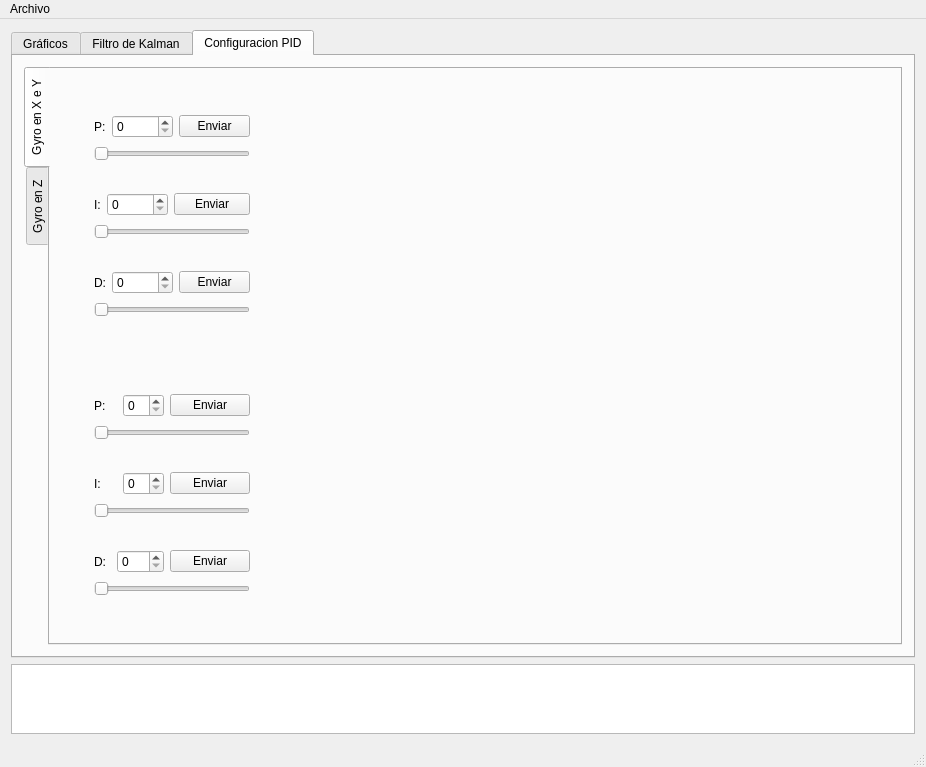
This is qDebugger/mainwindow.ui in lcasassa/Quadrotor-UTFSM as Qt 5 draws it before an edit. The edited form follows.
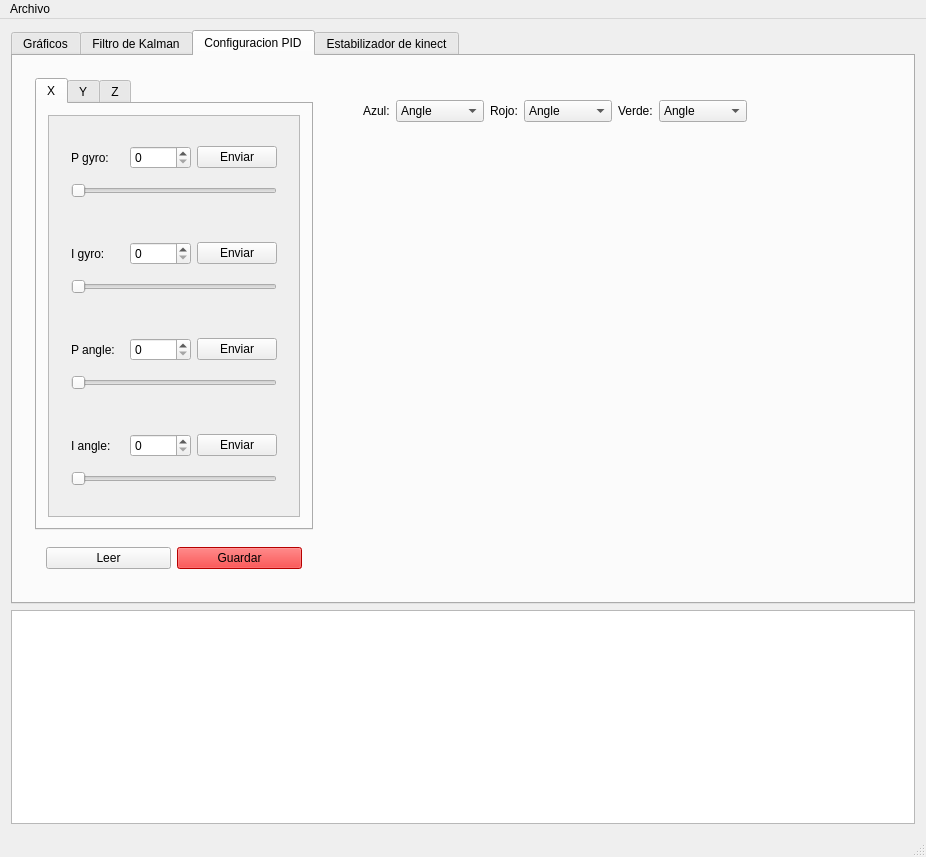
This is the edited form. The open tabs and pages were chosen to show the change. Custom widgets are drawn as their Qt base class.

Commit message: Gyro futaba works and there is a change in how we do the control. Now There are two PI insted of one PD. TODO: the other pid.

What changed in the file:
```diff
--- a/qDebugger/mainwindow.ui
+++ b/qDebugger/mainwindow.ui
@@ -7,7 +7,7 @@
     <x>0</x>
     <y>0</y>
     <width>926</width>
-    <height>765</height>
+    <height>857</height>
    </rect>
   </property>
   <property name="windowTitle">
@@ -271,36 +271,51 @@
        <attribute name="title">
         <string>Configuracion PID</string>
        </attribute>
+       <layout class="QHBoxLayout" name="horizontalLayout_6">
+        <item>
+         <widget class="QWidget" name="widget_14" native="true">
+          <property name="maximumSize">
+           <size>
+            <width>300</width>
+            <height>16777215</height>
+           </size>
+          </property>
        <layout class="QVBoxLayout" name="verticalLayout_9">
         <item>
          <widget class="QTabWidget" name="tabWidget_2">
           <property name="tabPosition">
-           <enum>QTabWidget::West</enum>
+              <enum>QTabWidget::North</enum>
           </property>
           <property name="currentIndex">
-           <number>0</number>
+              <number>1</number>
           </property>
           <widget class="QWidget" name="tab_4">
            <attribute name="title">
-            <string>Gyro en X e Y</string>
+               <string>X</string>
            </attribute>
            <layout class="QVBoxLayout" name="verticalLayout_10">
             <item>
-             <widget class="QWidget" name="widget_12" native="true">
-              <layout class="QHBoxLayout" name="horizontalLayout_4">
-               <item>
-                <widget class="QWidget" name="widget_11" native="true">
-                 <property name="minimumSize">
-                  <size>
-                   <width>0</width>
-                   <height>250</height>
-                  </size>
-                 </property>
+                <widget class="QScrollArea" name="scrollArea">
                  <property name="maximumSize">
                   <size>
-                   <width>200</width>
-                   <height>250</height>
+                   <width>16777215</width>
+                   <height>16777215</height>
                   </size>
+                 </property>
+                 <property name="horizontalScrollBarPolicy">
+                  <enum>Qt::ScrollBarAlwaysOff</enum>
+                 </property>
+                 <property name="widgetResizable">
+                  <bool>true</bool>
+                 </property>
+                 <widget class="QWidget" name="scrollAreaWidgetContents">
+                  <property name="geometry">
+                   <rect>
+                    <x>0</x>
+                    <y>0</y>
+                    <width>258</width>
+                    <height>390</height>
+                   </rect>
                  </property>
                  <layout class="QVBoxLayout" name="verticalLayout_6">
                   <item>
@@ -309,19 +324,19 @@
                      <item row="3" column="0">
                       <widget class="QLabel" name="label_5">
                        <property name="text">
-                        <string>P:</string>
+                         <string>P gyro:</string>
                        </property>
                       </widget>
                      </item>
                      <item row="3" column="2">
-                      <widget class="QPushButton" name="pushButton_X_P">
+                       <widget class="QPushButton" name="pushButton_X_PG">
                        <property name="text">
                         <string>Enviar</string>
                        </property>
                       </widget>
                      </item>
                      <item row="4" column="0" colspan="3">
-                      <widget class="QSlider" name="horizontalSlider_X_P">
+                       <widget class="QSlider" name="horizontalSlider_X_PG">
                        <property name="maximum">
                         <number>10000</number>
                        </property>
@@ -337,7 +352,7 @@
                       </widget>
                      </item>
                      <item row="3" column="1">
-                      <widget class="QSpinBox" name="spinBox_X_P">
+                       <widget class="QSpinBox" name="spinBox_X_PG">
                        <property name="maximum">
                         <number>10000</number>
                        </property>
@@ -349,65 +364,25 @@
                     </layout>
                    </widget>
                   </item>
-                  <item>
-                   <widget class="QWidget" name="widget_7" native="true">
-                    <layout class="QGridLayout" name="gridLayout_2">
-                     <item row="0" column="0">
-                      <widget class="QLabel" name="label_6">
-                       <property name="text">
-                        <string>I:</string>
-                       </property>
-                      </widget>
-                     </item>
-                     <item row="1" column="0" colspan="3">
-                      <widget class="QSlider" name="horizontalSlider_X_I">
-                       <property name="maximum">
-                        <number>10000</number>
-                       </property>
-                       <property name="pageStep">
-                        <number>100</number>
-                       </property>
-                       <property name="orientation">
-                        <enum>Qt::Horizontal</enum>
-                       </property>
-                      </widget>
-                     </item>
-                     <item row="0" column="1">
-                      <widget class="QSpinBox" name="spinBox_X_I">
-                       <property name="maximum">
-                        <number>10000</number>
-                       </property>
-                      </widget>
-                     </item>
-                     <item row="0" column="2">
-                      <widget class="QPushButton" name="pushButton_X_I">
-                       <property name="text">
-                        <string>Enviar</string>
-                       </property>
-                      </widget>
-                     </item>
-                    </layout>
-                   </widget>
-                  </item>
                   <item>
                    <widget class="QWidget" name="widget_10" native="true">
                     <layout class="QGridLayout" name="gridLayout_3">
                      <item row="0" column="0">
                       <widget class="QLabel" name="label_8">
                        <property name="text">
-                        <string>D:</string>
+                         <string>I gyro:</string>
                        </property>
                       </widget>
                      </item>
                      <item row="0" column="2">
-                      <widget class="QPushButton" name="pushButton_X_D">
+                       <widget class="QPushButton" name="pushButton_X_IG">
                        <property name="text">
                         <string>Enviar</string>
                        </property>
                       </widget>
                      </item>
                      <item row="1" column="0" colspan="3">
-                      <widget class="QSlider" name="horizontalSlider_X_D">
+                       <widget class="QSlider" name="horizontalSlider_X_IG">
                        <property name="maximum">
                         <number>10000</number>
                        </property>
@@ -423,7 +398,7 @@
                       </widget>
                      </item>
                      <item row="0" column="1">
-                      <widget class="QSpinBox" name="spinBox_X_D">
+                       <widget class="QSpinBox" name="spinBox_X_IG">
                        <property name="maximum">
                         <number>10000</number>
                        </property>
@@ -435,31 +410,125 @@
                     </layout>
                    </widget>
                   </item>
+                   <item>
+                    <widget class="QWidget" name="widget_7" native="true">
+                     <layout class="QGridLayout" name="gridLayout_2">
+                      <item row="0" column="0">
+                       <widget class="QLabel" name="label_6">
+                        <property name="text">
+                         <string>P angle:</string>
+                        </property>
+                       </widget>
+                      </item>
+                      <item row="1" column="0" colspan="3">
+                       <widget class="QSlider" name="horizontalSlider_X_PA">
+                        <property name="maximum">
+                         <number>10000</number>
+                        </property>
+                        <property name="pageStep">
+                         <number>100</number>
+                        </property>
+                        <property name="orientation">
+                         <enum>Qt::Horizontal</enum>
+                        </property>
+                       </widget>
+                      </item>
+                      <item row="0" column="1">
+                       <widget class="QSpinBox" name="spinBox_X_PA">
+                        <property name="maximum">
+                         <number>10000</number>
+                        </property>
+                       </widget>
+                      </item>
+                      <item row="0" column="2">
+                       <widget class="QPushButton" name="pushButton_X_PA">
+                        <property name="text">
+                         <string>Enviar</string>
+                        </property>
+                       </widget>
+                      </item>
                  </layout>
                 </widget>
                </item>
                <item>
-                <widget class="Plot" name="widget_plot_X_PID" native="true"/>
-               </item>
+                    <widget class="QWidget" name="widget_25" native="true">
+                     <layout class="QGridLayout" name="gridLayout_11">
+                      <item row="0" column="0">
+                       <widget class="QLabel" name="label_26">
+                        <property name="text">
+                         <string>I angle:</string>
+                        </property>
+                       </widget>
+                      </item>
+                      <item row="0" column="2">
+                       <widget class="QPushButton" name="pushButton_X_IA">
+                        <property name="text">
+                         <string>Enviar</string>
+                        </property>
+                       </widget>
+                      </item>
+                      <item row="1" column="0" colspan="3">
+                       <widget class="QSlider" name="horizontalSlider_X_IA">
+                        <property name="maximum">
+                         <number>10000</number>
+                        </property>
+                        <property name="pageStep">
+                         <number>100</number>
+                        </property>
+                        <property name="value">
+                         <number>0</number>
+                        </property>
+                        <property name="orientation">
+                         <enum>Qt::Horizontal</enum>
+                        </property>
+                       </widget>
+                      </item>
+                      <item row="0" column="1">
+                       <widget class="QSpinBox" name="spinBox_X_IA">
+                        <property name="maximum">
+                         <number>10000</number>
+                        </property>
+                        <property name="value">
+                         <number>0</number>
+                        </property>
+                       </widget>
+                      </item>
               </layout>
              </widget>
             </item>
+                  </layout>
+                 </widget>
+                </widget>
+               </item>
+              </layout>
+             </widget>
+             <widget class="QWidget" name="tab_7">
+              <attribute name="title">
+               <string>Y</string>
+              </attribute>
+              <layout class="QVBoxLayout" name="verticalLayout_14">
             <item>
-             <widget class="QWidget" name="widget_13" native="true">
-              <layout class="QHBoxLayout" name="horizontalLayout_5">
-               <item>
-                <widget class="QWidget" name="widget_14" native="true">
-                 <property name="minimumSize">
-                  <size>
-                   <width>0</width>
-                   <height>250</height>
-                  </size>
-                 </property>
+                <widget class="QScrollArea" name="scrollArea_2">
                  <property name="maximumSize">
                   <size>
-                   <width>200</width>
-                   <height>250</height>
+                   <width>16777215</width>
+                   <height>16777215</height>
                   </size>
+                 </property>
+                 <property name="horizontalScrollBarPolicy">
+                  <enum>Qt::ScrollBarAlwaysOff</enum>
+                 </property>
+                 <property name="widgetResizable">
+                  <bool>true</bool>
+                 </property>
+                 <widget class="QWidget" name="scrollAreaWidgetContents_2">
+                  <property name="geometry">
+                   <rect>
+                    <x>0</x>
+                    <y>0</y>
+                    <width>258</width>
+                    <height>390</height>
+                   </rect>
                  </property>
                  <layout class="QVBoxLayout" name="verticalLayout_8">
                   <item>
@@ -468,19 +537,25 @@
                      <item row="0" column="0">
                       <widget class="QLabel" name="label_10">
                        <property name="text">
-                        <string>P:</string>
+                         <string>P gyro:</string>
                        </property>
                       </widget>
                      </item>
                      <item row="0" column="2">
-                      <widget class="QPushButton" name="pushButton_Y_P">
+                       <widget class="QPushButton" name="pushButton_Y_PG">
                        <property name="text">
                         <string>Enviar</string>
                        </property>
                       </widget>
                      </item>
                      <item row="1" column="0" colspan="3">
-                      <widget class="QSlider" name="horizontalSlider_Y_P">
+                       <widget class="QSlider" name="horizontalSlider_Y_PG">
+                        <property name="maximum">
+                         <number>10000</number>
+                        </property>
+                        <property name="pageStep">
+                         <number>100</number>
+                        </property>
                        <property name="value">
                         <number>0</number>
                        </property>
@@ -490,7 +565,10 @@
                       </widget>
                      </item>
                      <item row="0" column="1">
-                      <widget class="QSpinBox" name="spinBox_Y_P">
+                       <widget class="QSpinBox" name="spinBox_Y_PG">
+                        <property name="maximum">
+                         <number>10000</number>
+                        </property>
                        <property name="value">
                         <number>0</number>
                        </property>
@@ -499,58 +577,31 @@
                     </layout>
                    </widget>
                   </item>
-                  <item>
-                   <widget class="QWidget" name="widget_16" native="true">
-                    <layout class="QGridLayout" name="gridLayout_5">
-                     <item row="0" column="0">
-                      <widget class="QLabel" name="label_11">
-                       <property name="text">
-                        <string>I:</string>
-                       </property>
-                      </widget>
-                     </item>
-                     <item row="0" column="2">
-                      <widget class="QPushButton" name="pushButton_Y_I">
-                       <property name="text">
-                        <string>Enviar</string>
-                       </property>
-                      </widget>
-                     </item>
-                     <item row="1" column="0" colspan="3">
-                      <widget class="QSlider" name="horizontalSlider_Y_I">
-                       <property name="orientation">
-                        <enum>Qt::Horizontal</enum>
-                       </property>
-                      </widget>
-                     </item>
-                     <item row="0" column="1">
-                      <widget class="QSpinBox" name="spinBox_Y_I"/>
-                     </item>
-                    </layout>
-                   </widget>
-                  </item>
                   <item>
                    <widget class="QWidget" name="widget_17" native="true">
                     <layout class="QGridLayout" name="gridLayout_6">
                      <item row="0" column="0">
                       <widget class="QLabel" name="label_12">
                        <property name="text">
-                        <string>D:</string>
+                         <string>I gyro:</string>
                        </property>
                       </widget>
                      </item>
                      <item row="0" column="2">
-                      <widget class="QPushButton" name="pushButton_Y_D">
+                       <widget class="QPushButton" name="pushButton_Y_IG">
                        <property name="text">
                         <string>Enviar</string>
                        </property>
                       </widget>
                      </item>
                      <item row="1" column="0" colspan="3">
-                      <widget class="QSlider" name="horizontalSlider_Y_D">
+                       <widget class="QSlider" name="horizontalSlider_Y_IG">
                        <property name="maximum">
-                        <number>299</number>
-                       </property>
+                         <number>10000</number>
+                        </property>
+                        <property name="pageStep">
+                         <number>100</number>
+                        </property>
                        <property name="value">
                         <number>0</number>
                        </property>
@@ -560,9 +611,9 @@
                       </widget>
                      </item>
                      <item row="0" column="1">
-                      <widget class="QSpinBox" name="spinBox_Y_D">
+                       <widget class="QSpinBox" name="spinBox_Y_IG">
                        <property name="maximum">
-                        <number>299</number>
+                         <number>10000</number>
                        </property>
                        <property name="value">
                         <number>0</number>
@@ -572,40 +623,115 @@
                     </layout>
                    </widget>
                   </item>
+                   <item>
+                    <widget class="QWidget" name="widget_16" native="true">
+                     <layout class="QGridLayout" name="gridLayout_5">
+                      <item row="0" column="0">
+                       <widget class="QLabel" name="label_11">
+                        <property name="text">
+                         <string>P angle:</string>
+                        </property>
+                       </widget>
+                      </item>
+                      <item row="0" column="2">
+                       <widget class="QPushButton" name="pushButton_Y_PA">
+                        <property name="text">
+                         <string>Enviar</string>
+                        </property>
+                       </widget>
+                      </item>
+                      <item row="1" column="0" colspan="3">
+                       <widget class="QSlider" name="horizontalSlider_Y_PA">
+                        <property name="maximum">
+                         <number>10000</number>
+                        </property>
+                        <property name="pageStep">
+                         <number>100</number>
+                        </property>
+                        <property name="orientation">
+                         <enum>Qt::Horizontal</enum>
+                        </property>
+                       </widget>
+                      </item>
+                      <item row="0" column="1">
+                       <widget class="QSpinBox" name="spinBox_Y_PA">
+                        <property name="maximum">
+                         <number>10000</number>
+                        </property>
+                       </widget>
+                      </item>
                  </layout>
                 </widget>
                </item>
                <item>
-                <widget class="Plot" name="widget_plot_Y_PID" native="true"/>
-               </item>
-              </layout>
+                    <widget class="QWidget" name="widget_26" native="true">
+                     <layout class="QGridLayout" name="gridLayout_12">
+                      <item row="0" column="0">
+                       <widget class="QLabel" name="label_27">
+                        <property name="text">
+                         <string>I angle:</string>
+                        </property>
+                       </widget>
+                      </item>
+                      <item row="0" column="2">
+                       <widget class="QPushButton" name="pushButton_Y_IA">
+                        <property name="text">
+                         <string>Enviar</string>
+                        </property>
+                       </widget>
+                      </item>
+                      <item row="1" column="0" colspan="3">
+                       <widget class="QSlider" name="horizontalSlider_Y_IA">
+                        <property name="maximum">
+                         <number>10000</number>
+                        </property>
+                        <property name="pageStep">
+                         <number>100</number>
+                        </property>
+                        <property name="value">
+                         <number>0</number>
+                        </property>
+                        <property name="orientation">
+                         <enum>Qt::Horizontal</enum>
+                        </property>
+                       </widget>
+                      </item>
+                      <item row="0" column="1">
+                       <widget class="QSpinBox" name="spinBox_Y_IA">
+                        <property name="maximum">
+                         <number>10000</number>
+                        </property>
+                        <property name="value">
+                         <number>0</number>
+                        </property>
+                       </widget>
+                      </item>
+                     </layout>
+                    </widget>
+                   </item>
+                  </layout>
+                 </widget>
              </widget>
             </item>
            </layout>
           </widget>
           <widget class="QWidget" name="tab_5">
            <attribute name="title">
-            <string>Gyro en Z</string>
-           </attribute>
+               <string>Z</string>
+              </attribute>
+              <layout class="QVBoxLayout" name="verticalLayout_13">
+               <item>
            <widget class="QWidget" name="widget_18" native="true">
-            <property name="geometry">
-             <rect>
-              <x>40</x>
-              <y>40</y>
-              <width>200</width>
-              <height>250</height>
-             </rect>
-            </property>
             <property name="minimumSize">
              <size>
               <width>0</width>
-              <height>250</height>
+                   <height>0</height>
              </size>
             </property>
             <property name="maximumSize">
              <size>
-              <width>200</width>
-              <height>250</height>
+                   <width>16777215</width>
+                   <height>16777215</height>
              </size>
             </property>
             <layout class="QVBoxLayout" name="verticalLayout_11">
@@ -708,15 +834,23 @@
              </item>
             </layout>
            </widget>
+               </item>
+              </layout>
+             </widget>
+            </widget>
+           </item>
+           <item>
+            <widget class="QWidget" name="widget_24" native="true">
+             <layout class="QHBoxLayout" name="horizontalLayout_7">
+              <item>
+               <widget class="QPushButton" name="pushButton_4">
+                <property name="text">
+                 <string>Leer</string>
+                </property>
+               </widget>
+              </item>
+              <item>
            <widget class="QPushButton" name="pushButton_3">
-            <property name="geometry">
-             <rect>
-              <x>350</x>
-              <y>100</y>
-              <width>251</width>
-              <height>91</height>
-             </rect>
-            </property>
             <property name="autoFillBackground">
              <bool>false</bool>
             </property>
@@ -724,26 +858,338 @@
              <string notr="true">background-color: rgb(255, 0, 0);</string>
             </property>
             <property name="text">
-             <string>Guardar Parámetros en flash</string>
-            </property>
-           </widget>
-           <widget class="QPushButton" name="pushButton_4">
+                 <string>Guardar</string>
+                </property>
+               </widget>
+              </item>
+             </layout>
+            </widget>
+           </item>
+          </layout>
+         </widget>
+        </item>
+        <item>
+         <widget class="QWidget" name="widget_11" native="true">
+          <layout class="QVBoxLayout" name="verticalLayout_12">
+           <item>
+            <widget class="QWidget" name="widget_12" native="true">
+             <layout class="QVBoxLayout" name="verticalLayout_17">
+              <item>
+               <widget class="QWidget" name="widget_27" native="true">
+                <property name="maximumSize">
+                 <size>
+                  <width>16777215</width>
+                  <height>50</height>
+                 </size>
+                </property>
+                <layout class="QHBoxLayout" name="horizontalLayout_4">
+                 <item>
+                  <widget class="QLabel" name="label_25">
+                   <property name="text">
+                    <string>Azul:</string>
+                   </property>
+                  </widget>
+                 </item>
+                 <item>
+                  <widget class="QComboBox" name="comboBox">
+                   <property name="editable">
+                    <bool>false</bool>
+                   </property>
+                   <item>
+                    <property name="text">
+                     <string>Angle</string>
+                    </property>
+                   </item>
+                   <item>
+                    <property name="text">
+                     <string>Gyro</string>
+                    </property>
+                   </item>
+                   <item>
+                    <property name="text">
+                     <string>Joystick</string>
+                    </property>
+                   </item>
+                   <item>
+                    <property name="text">
+                     <string>PID output</string>
+                    </property>
+                   </item>
+                  </widget>
+                 </item>
+                 <item>
+                  <widget class="QLabel" name="label_29">
+                   <property name="text">
+                    <string>Rojo:</string>
+                   </property>
+                  </widget>
+                 </item>
+                 <item>
+                  <widget class="QComboBox" name="comboBox_2">
+                   <property name="editable">
+                    <bool>false</bool>
+                   </property>
+                   <item>
+                    <property name="text">
+                     <string>Angle</string>
+                    </property>
+                   </item>
+                   <item>
+                    <property name="text">
+                     <string>Gyro</string>
+                    </property>
+                   </item>
+                   <item>
+                    <property name="text">
+                     <string>Joystick</string>
+                    </property>
+                   </item>
+                   <item>
+                    <property name="text">
+                     <string>PID output</string>
+                    </property>
+                   </item>
+                  </widget>
+                 </item>
+                 <item>
+                  <widget class="QLabel" name="label_28">
+                   <property name="text">
+                    <string>Verde:</string>
+                   </property>
+                  </widget>
+                 </item>
+                 <item>
+                  <widget class="QComboBox" name="comboBox_3">
+                   <property name="editable">
+                    <bool>false</bool>
+                   </property>
+                   <item>
+                    <property name="text">
+                     <string>Angle</string>
+                    </property>
+                   </item>
+                   <item>
+                    <property name="text">
+                     <string>Gyro</string>
+                    </property>
+                   </item>
+                   <item>
+                    <property name="text">
+                     <string>Joystick</string>
+                    </property>
+                   </item>
+                   <item>
+                    <property name="text">
+                     <string>PID output</string>
+                    </property>
+                   </item>
+                  </widget>
+                 </item>
+                 <item>
+                  <spacer name="horizontalSpacer_3">
+                   <property name="orientation">
+                    <enum>Qt::Horizontal</enum>
+                   </property>
+                   <property name="sizeHint" stdset="0">
+                    <size>
+                     <width>40</width>
+                     <height>20</height>
+                    </size>
+                   </property>
+                  </spacer>
+                 </item>
+                </layout>
+               </widget>
+              </item>
+              <item>
+               <widget class="Plot" name="widget_plot_X_PID" native="true">
+                <property name="minimumSize">
+                 <size>
+                  <width>0</width>
+                  <height>200</height>
+                 </size>
+                </property>
+               </widget>
+              </item>
+             </layout>
+            </widget>
+           </item>
+           <item>
+            <widget class="QWidget" name="widget_13" native="true">
+             <layout class="QHBoxLayout" name="horizontalLayout_5">
+              <item>
+               <widget class="Plot" name="widget_plot_Y_PID" native="true">
+                <property name="minimumSize">
+                 <size>
+                  <width>0</width>
+                  <height>200</height>
+                 </size>
+                </property>
+               </widget>
+              </item>
+             </layout>
+            </widget>
+           </item>
+          </layout>
+         </widget>
+        </item>
+       </layout>
+      </widget>
+      <widget class="QWidget" name="tab_6">
+       <attribute name="title">
+        <string>Estabilizador de kinect</string>
+       </attribute>
+       <widget class="QWidget" name="widget_22" native="true">
             <property name="geometry">
              <rect>
-              <x>400</x>
-              <y>220</y>
-              <width>151</width>
-              <height>51</height>
-             </rect>
-            </property>
+          <x>90</x>
+          <y>40</y>
+          <width>142</width>
+          <height>121</height>
+         </rect>
+        </property>
+        <property name="minimumSize">
+         <size>
+          <width>142</width>
+          <height>121</height>
+         </size>
+        </property>
+        <property name="maximumSize">
+         <size>
+          <width>142</width>
+          <height>121</height>
+         </size>
+        </property>
+        <layout class="QFormLayout" name="formLayout">
+         <item row="0" column="0">
+          <widget class="QLabel" name="label_16">
             <property name="text">
-             <string>Cargar valores</string>
-            </property>
-           </widget>
+            <string>Offset:</string>
+           </property>
+          </widget>
+         </item>
+         <item row="0" column="1">
+          <widget class="QSpinBox" name="spinBox_E1_offset">
+           <property name="minimum">
+            <number>-1500</number>
+           </property>
+           <property name="maximum">
+            <number>1500</number>
+           </property>
           </widget>
-         </widget>
-        </item>
-       </layout>
+         </item>
+         <item row="2" column="0">
+          <widget class="QLabel" name="label_17">
+           <property name="text">
+            <string>Ganancia:</string>
+           </property>
+          </widget>
+         </item>
+         <item row="2" column="1">
+          <widget class="QSpinBox" name="spinBox_E1_ganancia">
+           <property name="maximum">
+            <number>2000</number>
+           </property>
+          </widget>
+         </item>
+         <item row="3" column="1">
+          <widget class="QLabel" name="label_19">
+           <property name="text">
+            <string>1002</string>
+           </property>
+          </widget>
+         </item>
+         <item row="3" column="0">
+          <widget class="QLabel" name="label_18">
+           <property name="text">
+            <string>Valor:</string>
+           </property>
+          </widget>
+         </item>
+        </layout>
+       </widget>
+       <widget class="QLabel" name="label_20">
+        <property name="geometry">
+         <rect>
+          <x>80</x>
+          <y>10</y>
+          <width>67</width>
+          <height>17</height>
+         </rect>
+        </property>
+        <property name="text">
+         <string>X</string>
+        </property>
+       </widget>
+       <widget class="QWidget" name="widget_23" native="true">
+        <property name="geometry">
+         <rect>
+          <x>90</x>
+          <y>180</y>
+          <width>142</width>
+          <height>121</height>
+         </rect>
+        </property>
+        <property name="minimumSize">
+         <size>
+          <width>142</width>
+          <height>121</height>
+         </size>
+        </property>
+        <property name="maximumSize">
+         <size>
+          <width>142</width>
+          <height>121</height>
+         </size>
+        </property>
+        <layout class="QFormLayout" name="formLayout_3">
+         <item row="0" column="0">
+          <widget class="QLabel" name="label_21">
+           <property name="text">
+            <string>Offset:</string>
+           </property>
+          </widget>
+         </item>
+         <item row="0" column="1">
+          <widget class="QSpinBox" name="spinBox_E2_offset">
+           <property name="minimum">
+            <number>-1500</number>
+           </property>
+           <property name="maximum">
+            <number>1500</number>
+           </property>
+          </widget>
+         </item>
+         <item row="2" column="0">
+          <widget class="QLabel" name="label_22">
+           <property name="text">
+            <string>Ganancia:</string>
+           </property>
+          </widget>
+         </item>
+         <item row="2" column="1">
+          <widget class="QSpinBox" name="spinBox_E2_ganancia">
+           <property name="maximum">
+            <number>2000</number>
+           </property>
+          </widget>
+         </item>
+         <item row="3" column="1">
+          <widget class="QLabel" name="label_23">
+           <property name="text">
+            <string>1002</string>
+           </property>
+          </widget>
+         </item>
+         <item row="3" column="0">
+          <widget class="QLabel" name="label_24">
+           <property name="text">
+            <string>Valor:</string>
+           </property>
+          </widget>
+         </item>
+        </layout>
+       </widget>
       </widget>
      </widget>
     </item>
```
Left out of the diff: 296 changed lines with no effect on the pictures. Lines whose indentation alone changed are shown as unchanged. The commit also changes 24 other files.
